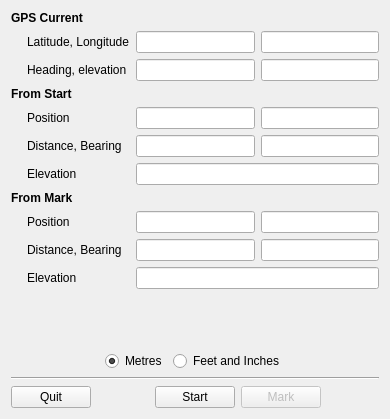
Before: the Qt Designer form simplesurvey.ui in SNEKABCA/simplesurvey, drawn with Qt 5.
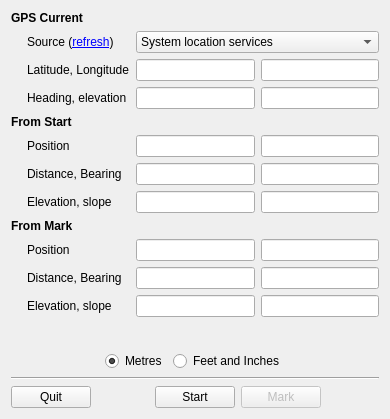
After: the same form once the commit is applied.

Commit message: calculates slope now, GUI for choosing GPS source, although not implemented

```diff
--- a/simplesurvey.ui
+++ b/simplesurvey.ui
@@ -18,14 +18,7 @@
     <layout class="QVBoxLayout" name="verticalLayout">
      <item>
       <layout class="QGridLayout" name="gridLayout">
-       <item row="12" column="2">
-        <widget class="QLineEdit" name="mark_elevation">
-         <property name="readOnly">
-          <bool>true</bool>
-         </property>
-        </widget>
-       </item>
-       <item row="6" column="2">
+       <item row="7" column="2">
         <layout class="QHBoxLayout" name="horizontalLayout_7">
          <item>
           <widget class="QLineEdit" name="start_distance">
@@ -39,7 +32,7 @@
          </item>
         </layout>
        </item>
-       <item row="5" column="2">
+       <item row="6" column="2">
         <layout class="QHBoxLayout" name="horizontalLayout_8">
          <item>
           <widget class="QLineEdit" name="start_easting">
@@ -57,7 +50,7 @@
          </item>
         </layout>
        </item>
-       <item row="10" column="2">
+       <item row="11" column="2">
         <layout class="QHBoxLayout" name="horizontalLayout_9">
          <item>
           <widget class="QLineEdit" name="mark_easting">
@@ -75,21 +68,21 @@
          </item>
         </layout>
        </item>
-       <item row="1" column="1">
+       <item row="2" column="1">
         <widget class="QLabel" name="label_11">
          <property name="text">
           <string>Latitude, Longitude</string>
          </property>
         </widget>
        </item>
-       <item row="2" column="1">
+       <item row="3" column="1">
         <widget class="QLabel" name="label_13">
          <property name="text">
           <string>Heading, elevation</string>
          </property>
         </widget>
        </item>
-       <item row="3" column="0" colspan="3">
+       <item row="4" column="0" colspan="3">
         <widget class="QLabel" name="label_5">
          <property name="font">
           <font>
@@ -102,28 +95,28 @@
          </property>
         </widget>
        </item>
-       <item row="11" column="1">
+       <item row="12" column="1">
         <widget class="QLabel" name="label_7">
          <property name="text">
           <string>Distance, Bearing</string>
          </property>
         </widget>
        </item>
-       <item row="6" column="1">
+       <item row="7" column="1">
         <widget class="QLabel" name="label_3">
          <property name="text">
           <string>Distance, Bearing</string>
          </property>
         </widget>
        </item>
-       <item row="10" column="1">
+       <item row="11" column="1">
         <widget class="QLabel" name="label_6">
          <property name="text">
           <string>Position</string>
          </property>
         </widget>
        </item>
-       <item row="5" column="0">
+       <item row="6" column="0">
         <spacer name="horizontalSpacer_3">
          <property name="orientation">
           <enum>Qt::Horizontal</enum>
@@ -139,7 +132,7 @@
          </property>
         </spacer>
        </item>
-       <item row="2" column="2">
+       <item row="3" column="2">
         <layout class="QHBoxLayout" name="horizontalLayout_5">
          <item>
           <widget class="QLineEdit" name="heading_disp"/>
@@ -149,14 +142,14 @@
          </item>
         </layout>
        </item>
-       <item row="12" column="1">
+       <item row="13" column="1">
         <widget class="QLabel" name="label_10">
          <property name="text">
-          <string>Elevation</string>
+          <string>Elevation, slope</string>
          </property>
         </widget>
        </item>
-       <item row="1" column="2">
+       <item row="2" column="2">
         <layout class="QHBoxLayout" name="horizontalLayout_4">
          <property name="spacing">
           <number>6</number>
@@ -177,24 +170,17 @@
          </item>
         </layout>
        </item>
-       <item row="5" column="1">
+       <item row="6" column="1">
         <widget class="QLabel" name="label">
          <property name="text">
           <string>Position</string>
          </property>
         </widget>
        </item>
-       <item row="7" column="1">
+       <item row="8" column="1">
         <widget class="QLabel" name="label_9">
          <property name="text">
-          <string>Elevation</string>
-         </property>
-        </widget>
-       </item>
-       <item row="7" column="2">
-        <widget class="QLineEdit" name="start_elevation">
-         <property name="readOnly">
-          <bool>true</bool>
+          <string>Elevation, slope</string>
          </property>
         </widget>
        </item>
@@ -211,7 +197,7 @@
          </property>
         </widget>
        </item>
-       <item row="8" column="0" colspan="3">
+       <item row="9" column="0" colspan="3">
         <widget class="QLabel" name="label_4">
          <property name="font">
           <font>
@@ -224,7 +210,7 @@
          </property>
         </widget>
        </item>
-       <item row="11" column="2">
+       <item row="12" column="2">
         <layout class="QHBoxLayout" name="horizontalLayout_10">
          <item>
           <widget class="QLineEdit" name="mark_distance"/>
@@ -238,6 +224,58 @@
          </item>
         </layout>
        </item>
+       <item row="13" column="2">
+        <layout class="QHBoxLayout" name="horizontalLayout_12">
+         <item>
+          <widget class="QLineEdit" name="mark_elevation">
+           <property name="readOnly">
+            <bool>true</bool>
+           </property>
+          </widget>
+         </item>
+         <item>
+          <widget class="QLineEdit" name="mark_slope"/>
+         </item>
+        </layout>
+       </item>
+       <item row="8" column="2">
+        <layout class="QHBoxLayout" name="horizontalLayout_11">
+         <item>
+          <widget class="QLineEdit" name="start_elevation">
+           <property name="readOnly">
+            <bool>true</bool>
+           </property>
+          </widget>
+         </item>
+         <item>
+          <widget class="QLineEdit" name="start_slope"/>
+         </item>
+        </layout>
+       </item>
+       <item row="1" column="1">
+        <widget class="QLabel" name="source_label">
+         <property name="text">
+          <string>&lt;html&gt;&lt;head/&gt;&lt;body&gt;&lt;p&gt;Source (&lt;a href=&quot;/refresh&quot;&gt;&lt;span style=&quot; text-decoration: underline; color:#0000ff;&quot;&gt;refresh&lt;/span&gt;&lt;/a&gt;)&lt;/p&gt;&lt;/body&gt;&lt;/html&gt;</string>
+         </property>
+         <property name="textInteractionFlags">
+          <set>Qt::TextBrowserInteraction</set>
+         </property>
+        </widget>
+       </item>
+       <item row="1" column="2">
+        <widget class="QComboBox" name="comboBox">
+         <item>
+          <property name="text">
+           <string>System location services</string>
+          </property>
+         </item>
+         <item>
+          <property name="text">
+           <string>Simulated from log file</string>
+          </property>
+         </item>
+        </widget>
+       </item>
       </layout>
      </item>
     </layout>
```
Left out of the diff: 16 changed lines with no effect on the pictures. The commit also changes 1 other file.
